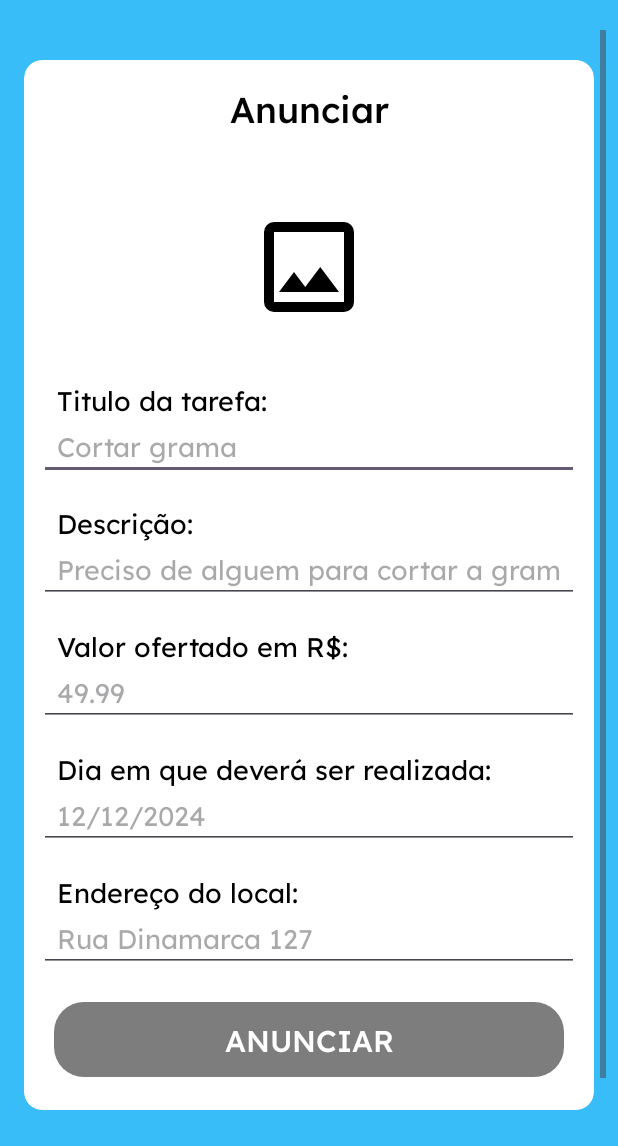
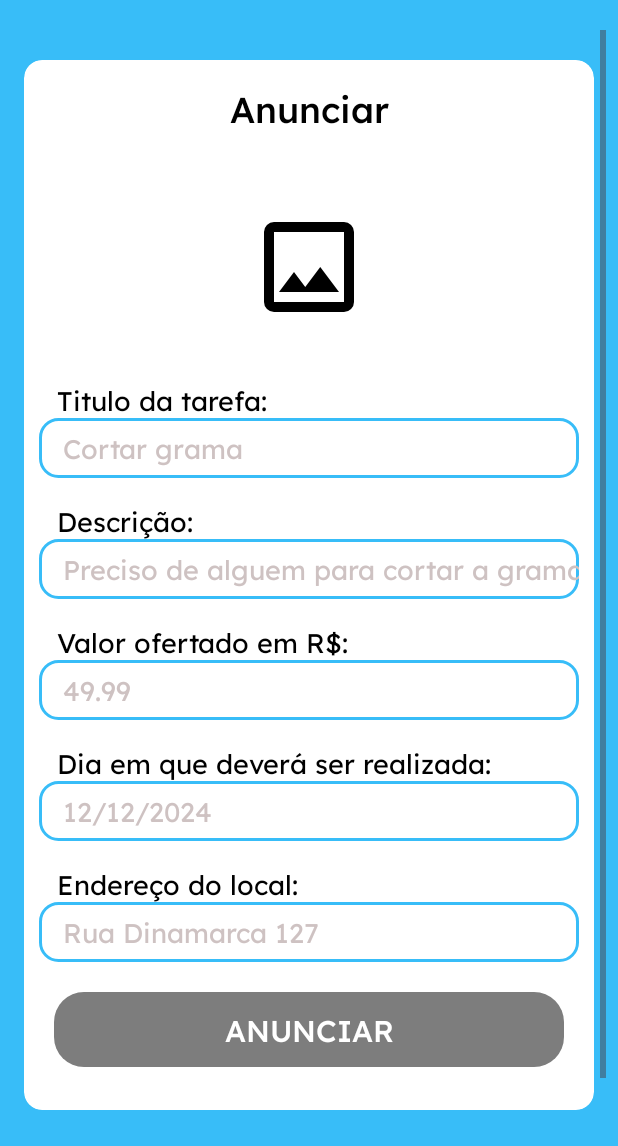
Before and after one commit to vitormneris/task-hub-app-android-java, an Android app: the AnnouncePage screen opened directly, with no data from a screen before it, on a phone screen of 412 x 824 dp, the part 90-1236 px from its top. Run offline under Robolectric (Android 15) with nearby library versions, the phone set to English and light mode, and no system bars; our stand-ins replace Picasso; libraries missing offline, so code that uses them is left out: com.cloudinary.android; pictures from the network do not load; 1 statement that could not run was skipped.

Commit message:
Melhoria no design dos Inputs

```diff
--- /dev/null
+++ b/app/src/main/res/drawable/input_shape.xml
@@ -0,0 +1,7 @@
+<?xml version="1.0" encoding="utf-8"?>
+<shape xmlns:android="http://schemas.android.com/apk/res/android">
+
+    <solid android:color="@color/white" />
+    <corners android:radius="12dp"/>
+    <stroke android:color="@color/blue" android:width="2dp"/>
+</shape>
--- a/app/src/main/res/layout/activity_announce_page.xml
+++ b/app/src/main/res/layout/activity_announce_page.xml
@@ -149,17 +149,23 @@
                             android:textColor="@color/black"
                             android:textSize="18sp" />
 
+
+
                         <EditText
                             android:id="@+id/edtTitle"
                             android:layout_width="match_parent"
-                            android:layout_height="wrap_content"
+                            android:layout_height="40dp"
                             android:layout_marginBottom="10dp"
                             android:ems="10"
                             android:fontFamily="@font/lexend"
                             android:hint="Cortar grama"
                             android:inputType="text"
-                            android:paddingHorizontal="12dp"
-                            android:paddingTop="6dp" />
+                            android:paddingStart="16dp"
+                            android:paddingTop="6dp"
+                            android:paddingBottom="6dp"
+                            android:textColor="@color/black"
+                            android:textColorHint="#CEC2C2"
+                            style="@style/MainInputShape"/>
 
                         <TextView
                             android:id="@+id/txtDescription"
@@ -176,14 +182,18 @@
                         <EditText
                             android:id="@+id/edtDescription"
                             android:layout_width="match_parent"
-                            android:layout_height="wrap_content"
+                            android:layout_height="40dp"
                             android:layout_marginBottom="10dp"
                             android:ems="10"
                             android:fontFamily="@font/lexend"
                             android:hint="Preciso de alguem para cortar a grama.."
                             android:inputType="text"
-                            android:paddingHorizontal="12dp"
-                            android:paddingTop="6dp" />
+                            android:paddingStart="16dp"
+                            android:paddingTop="6dp"
+                            android:paddingBottom="6dp"
+                            android:textColor="@color/black"
+                            android:textColorHint="#CEC2C2"
+                            style="@style/MainInputShape"/>
 
                         <TextView
                             android:id="@+id/txtPrice"
@@ -200,14 +210,18 @@
                         <EditText
                             android:id="@+id/edtPrice"
                             android:layout_width="match_parent"
-                            android:layout_height="wrap_content"
+                            android:layout_height="40dp"
                             android:layout_marginBottom="10dp"
                             android:ems="10"
                             android:fontFamily="@font/lexend"
                             android:hint="49.99"
                             android:inputType="numberDecimal"
-                            android:paddingHorizontal="12dp"
-                            android:paddingTop="6dp" />
+                            android:paddingStart="16dp"
+                            android:paddingTop="6dp"
+                            android:paddingBottom="6dp"
+                            android:textColor="@color/black"
+                            android:textColorHint="#CEC2C2"
+                            style="@style/MainInputShape" />
 
                         <TextView
                             android:id="@+id/txtDate"
@@ -224,13 +238,17 @@
                         <EditText
                             android:id="@+id/edtDate"
                             android:layout_width="match_parent"
-                            android:layout_height="wrap_content"
+                            android:layout_height="40dp"
                             android:layout_marginBottom="10dp"
                             android:ems="10"
                             android:fontFamily="@font/lexend"
                             android:hint="12/12/2024"
-                            android:paddingHorizontal="12dp"
-                            android:paddingTop="6dp" />
+                            android:paddingStart="16dp"
+                            android:paddingTop="6dp"
+                            android:paddingBottom="6dp"
+                            android:textColor="@color/black"
+                            android:textColorHint="#CEC2C2"
+                            style="@style/MainInputShape" />
 
 
                         <TextView
@@ -248,14 +266,18 @@
                         <EditText
                             android:id="@+id/edtLocation"
                             android:layout_width="match_parent"
-                            android:layout_height="wrap_content"
+                            android:layout_height="40dp"
                             android:layout_marginBottom="10dp"
                             android:ems="10"
                             android:fontFamily="@font/lexend"
                             android:hint="Rua Dinamarca 127"
                             android:inputType="text"
-                            android:paddingHorizontal="12dp"
-                            android:paddingTop="6dp" />
+                            android:paddingStart="16dp"
+                            android:paddingTop="6dp"
+                            android:paddingBottom="6dp"
+                            android:textColor="@color/black"
+                            android:textColorHint="#CEC2C2"
+                            style="@style/MainInputShape" />
 
                         <androidx.appcompat.widget.AppCompatButton
                             android:id="@+id/btnAnunciar"
--- a/app/src/main/res/values/styles.xml
+++ b/app/src/main/res/values/styles.xml
@@ -11,4 +11,7 @@
     <style name="MainCardShape">
         <item name="android:background">@drawable/main_card_shape</item>
     </style>
+    <style name="MainInputShape">
+        <item name="android:background">@drawable/input_shape</item>
+    </style>
 </resources>
```
Also changed, not shown: app/src/main/res/layout/activity_edit_job.xml (+36 -15 lines), app/src/main/res/layout/activity_edit_profile_page.xml (+30 -12 lines), app/src/main/res/layout/activity_login_page.xml (+16 -8 lines), app/src/main/res/layout/activity_register_page.xml (+29 -13 lines).
